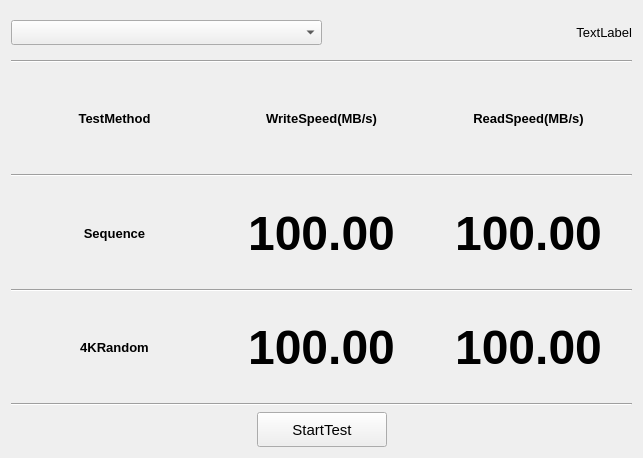
This is BLHardwareScaner/BLHardwareScaner/Ui/TestItem/DiskSpeed.ui in BurnellLiu/LiuProject as Qt 5 draws it before an edit. The edited form follows.
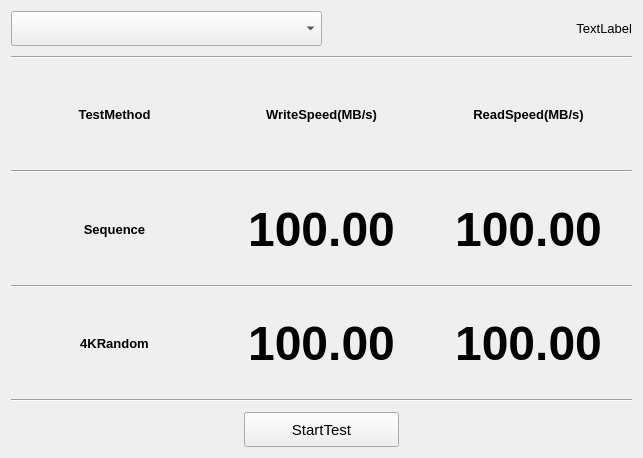
This is the edited form.

Diff of the .ui file:
```diff
--- a/BLHardwareScaner/BLHardwareScaner/Ui/TestItem/DiskSpeed.ui
+++ b/BLHardwareScaner/BLHardwareScaner/Ui/TestItem/DiskSpeed.ui
@@ -21,7 +21,10 @@
   </property>
   <layout class="QHBoxLayout" name="horizontalLayout_6">
    <item>
-    <layout class="QVBoxLayout" name="verticalLayout_2" stretch="1,8,1">
+    <layout class="QVBoxLayout" name="verticalLayout_2" stretch="1,10,1">
+     <property name="spacing">
+      <number>10</number>
+     </property>
      <item>
       <layout class="QHBoxLayout" name="horizontalLayout_4" stretch="1,1">
        <property name="spacing">
@@ -29,11 +32,11 @@
        </property>
        <item>
         <widget class="QComboBox" name="comboBoxDiskList">
-         <property name="minimumSize">
-          <size>
-           <width>250</width>
-           <height>25</height>
-          </size>
+         <property name="sizePolicy">
+          <sizepolicy hsizetype="Expanding" vsizetype="Expanding">
+           <horstretch>0</horstretch>
+           <verstretch>0</verstretch>
+          </sizepolicy>
          </property>
          <property name="font">
           <font>
@@ -300,7 +303,7 @@
       </layout>
      </item>
      <item>
-      <layout class="QHBoxLayout" name="horizontalLayout_5">
+      <layout class="QHBoxLayout" name="horizontalLayout_5" stretch="3,2,3">
        <item>
         <spacer name="horizontalSpacer_2">
          <property name="orientation">
@@ -317,17 +320,11 @@
        <item>
         <widget class="QPushButton" name="pushButtonTest">
          <property name="sizePolicy">
-          <sizepolicy hsizetype="Minimum" vsizetype="Fixed">
+          <sizepolicy hsizetype="Expanding" vsizetype="Expanding">
            <horstretch>0</horstretch>
            <verstretch>0</verstretch>
           </sizepolicy>
          </property>
-         <property name="minimumSize">
-          <size>
-           <width>130</width>
-           <height>35</height>
-          </size>
-         </property>
          <property name="font">
           <font>
            <pointsize>11</pointsize>
```
